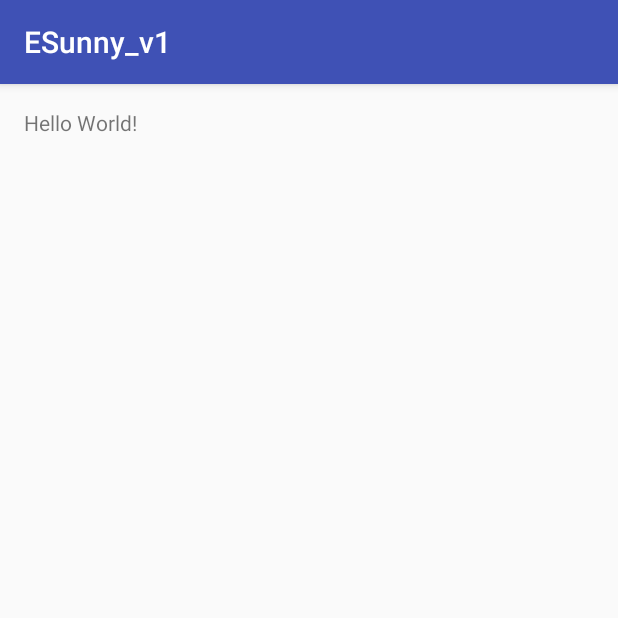
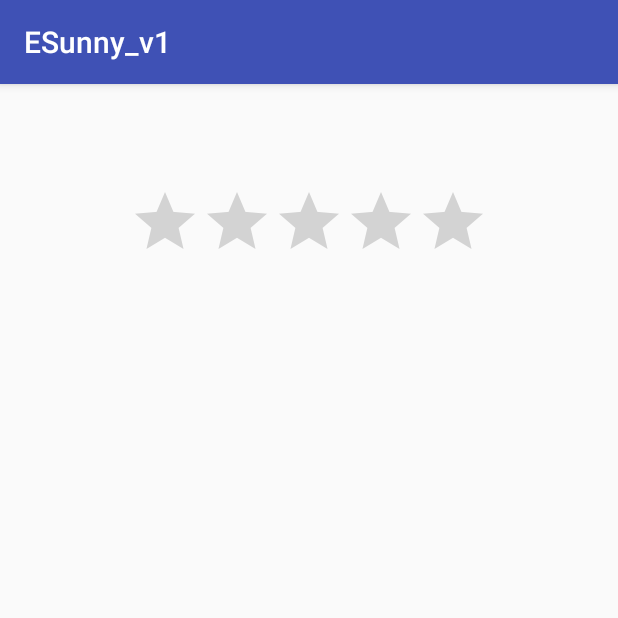
Before and after one commit to p5514962/ESunny_v1, an Android app: the screen it shows after launch (MainActivity), on a phone screen of 412 x 824 dp, the top half of it. Run offline under Robolectric (Android 15) with nearby library versions, the phone set to English and light mode, and no system bars.

Commit message:
modify
修改bug

```diff
--- a/app/src/main/java/com/esunny/app/esunny_v1/MainActivity.java
+++ b/app/src/main/java/com/esunny/app/esunny_v1/MainActivity.java
@@ -9,7 +9,5 @@ public class MainActivity extends AppCompatActivity {
     protected void onCreate(Bundle savedInstanceState) {
         super.onCreate(savedInstanceState);
         setContentView(R.layout.activity_main);
-        int a = 0;
-        int b = 0;
     }
 }
--- a/app/src/main/res/layout/activity_main.xml
+++ b/app/src/main/res/layout/activity_main.xml
@@ -9,8 +9,11 @@
     android:paddingTop="@dimen/activity_vertical_margin"
     tools:context="com.esunny.app.esunny_v1.MainActivity">
 
-    <TextView
+    <RatingBar
         android:layout_width="wrap_content"
         android:layout_height="wrap_content"
-        android:text="Hello World!" />
+        android:id="@+id/ratingBar"
+        android:layout_alignParentTop="true"
+        android:layout_centerHorizontal="true"
+        android:layout_marginTop="52dp" />
 </RelativeLayout>
```
